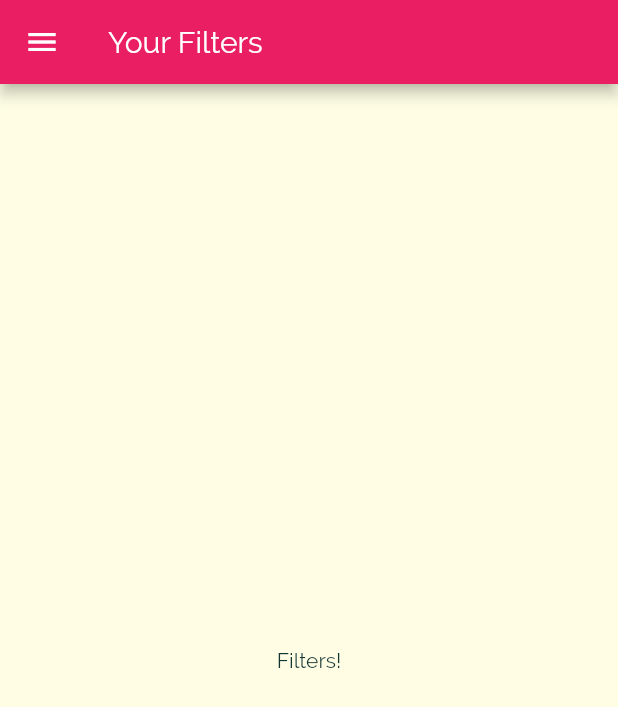
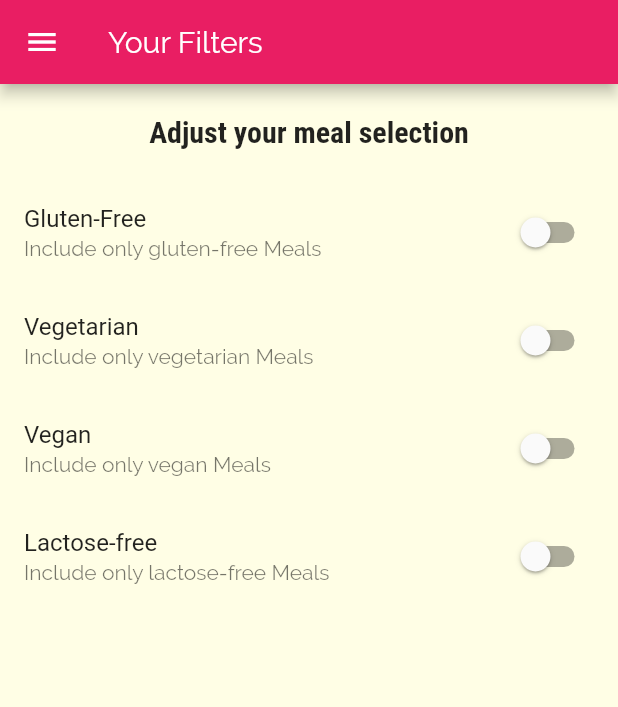
Before and after one commit to Goldmagination/Deli_meals, a Flutter app: the FiltersScreen screen opened by its route, on a phone screen of 412 x 824 dp. Shown: the top 707 px of the screen. Run offline on Flutter 3.47's test engine with Material 2 defaults, Android fonts, the phone set to English and light mode, and no system bars.

Commit message:
adding filter switches

```diff
--- a/lib/screens/filters_screen.dart
+++ b/lib/screens/filters_screen.dart
@@ -1,8 +1,32 @@
 import 'package:flutter/material.dart';
 import '../Widgets/main_drawer.dart';
 
-class FiltersScreen extends StatelessWidget {
+class FiltersScreen extends StatefulWidget {
   static const routeName = '/filters';
+
+  @override
+  _FiltersScreenState createState() => _FiltersScreenState();
+}
+
+class _FiltersScreenState extends State<FiltersScreen> {
+  bool _glutenFree = false;
+  bool _vegetarian = false;
+  bool _vegan = false;
+  bool _lactoseFree = false;
+
+  Widget _buildListTile(
+    String text,
+    String subtitle,
+    bool whatIs,
+    Function updateValue,
+  ) {
+    return SwitchListTile(
+      title: Text(text),
+      value: whatIs,
+      subtitle: Text(subtitle),
+      onChanged: updateValue,
+    );
+  }
 
   @override
   Widget build(BuildContext context) {
@@ -11,8 +35,49 @@ class FiltersScreen extends StatelessWidget {
         title: Text('Your Filters'),
       ),
       drawer: MainDrawer(),
-      body: Center(
-        child: Text('Filters!'),
+      body: Column(
+        children: <Widget>[
+          Container(
+            padding: EdgeInsets.all(20),
+            child: Text(
+              'Adjust your meal selection',
+              style: Theme.of(context).textTheme.headline6,
+            ),
+          ),
+          Expanded(
+            child: ListView(
+              children: <Widget>[
+                _buildListTile('Gluten-Free', 'Include only gluten-free Meals',
+                    _glutenFree, (newValue) {
+                  setState(() {
+                    _glutenFree = newValue;
+                  });
+                }),
+                _buildListTile(
+                    'Vegetarian', 'Include only vegetarian Meals', _vegetarian,
+                    (newValue) {
+                  setState(() {
+                    _vegetarian = newValue;
+                  });
+                }),
+                _buildListTile('Vegan', 'Include only vegan Meals', _vegan,
+                    (newValue) {
+                  setState(() {
+                    _vegan = newValue;
+                  });
+                }),
+                _buildListTile(
+                    'Lactose-free',
+                    'Include only lactose-free Meals',
+                    _lactoseFree, (newValue) {
+                  setState(() {
+                    _lactoseFree = newValue;
+                  });
+                }),
+              ],
+            ),
+          )
+        ],
       ),
     );
   }
```
